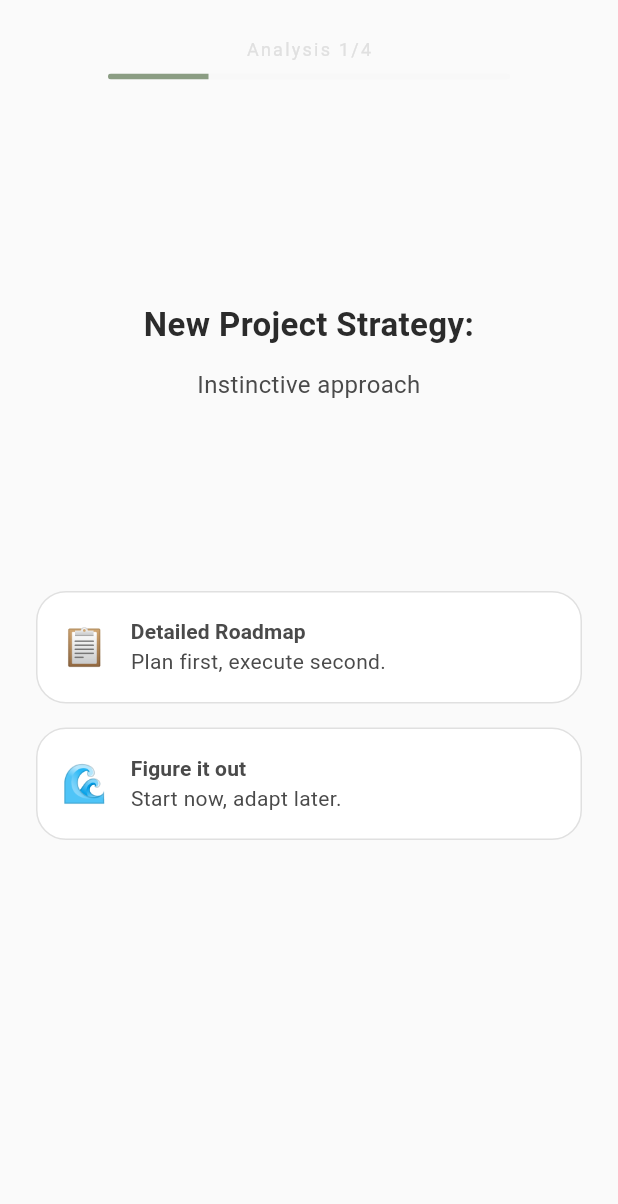
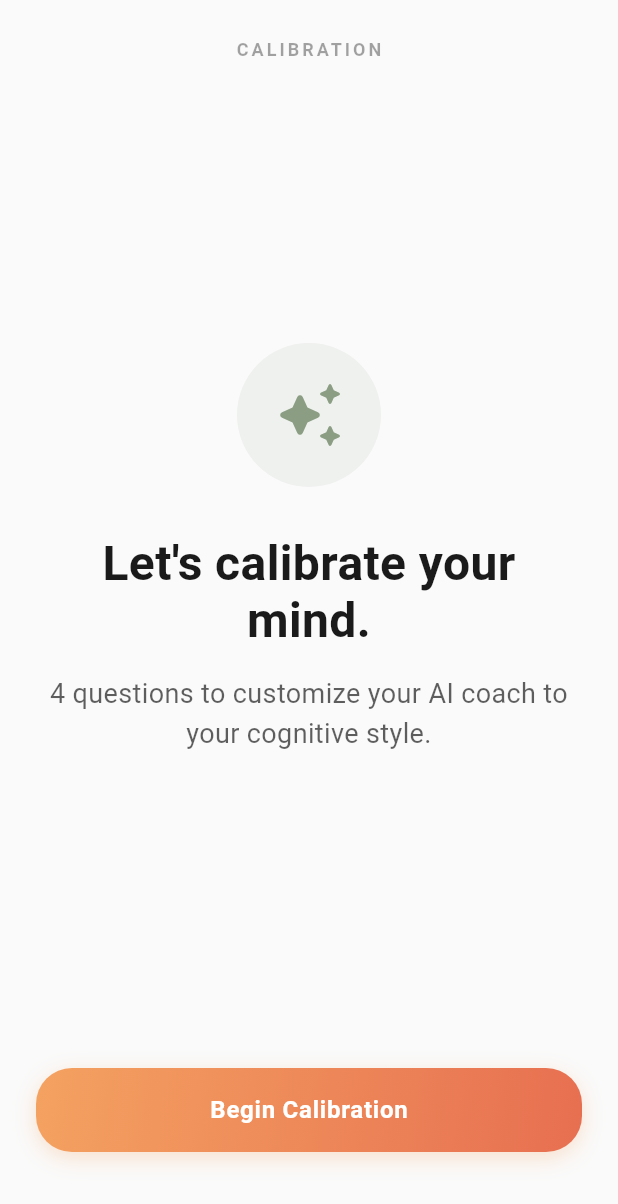
Before and after one commit to hashexplaindata/mindflow_ai_coach, a Flutter app: the screen it shows after launch, after a tap on "Analyze Me", on a phone screen of 412 x 824 dp. Shown: the top 1204 px of the screen. Run offline on Flutter 3.47's test engine with Material 3 defaults, Android fonts, the phone set to English and light mode, and no system bars; our stand-ins replace cloud_firestore, cloud_functions, firebase_auth, firebase_core, flutter_dotenv, flutter_riverpod and 3 more; missing offline and left inert: encrypt, purchases_flutter, purchases_ui_flutter; accounts and stored records are empty; Roboto replaces fonts that are missing (Fraunces).

Commit message:
feat: Add onboarding profiling screen with cognitive assessment, user profile, cognitive insights, and core theme.

```diff
--- a/lib/core/theme/mindflow_theme.dart
+++ b/lib/core/theme/mindflow_theme.dart
@@ -31,8 +31,8 @@ class MindFlowTheme {
   static const Color sageLight = Color(0xFFA8B8A0);
   static const Color sageDark = Color(0xFF6B7D63);
 
-  /// Obsidian - Softer than black, easier on eyes
-  static const Color obsidian = Color(0xFF2D2D2D);
+  /// Obsidian - Softer than black, easier on eyes (Updated to #1A1A1A for higher contrast)
+  static const Color obsidian = Color(0xFF1A1A1A);
   static const Color obsidianLight = Color(0xFF4A4A4A);
 
   /// Flow state indicator - Vibrant but not alarming
--- a/lib/features/onboarding/presentation/screens/profiling_screen.dart
+++ b/lib/features/onboarding/presentation/screens/profiling_screen.dart
@@ -33,7 +33,7 @@ class _ProfilingScreenState extends ConsumerState<ProfilingScreen>
   double _reactivity = 0.5;
   double _structure = 0.5;
 
-  int _currentIndex = 0;
+  int _currentIndex = 0; // 0 = Intro, 1-4 = Questions
   bool _isSaving = false;
 
   late AnimationController _fadeController;
@@ -43,12 +43,12 @@ class _ProfilingScreenState extends ConsumerState<ProfilingScreen>
   void initState() {
     super.initState();
     _fadeController = AnimationController(
-      duration: const Duration(milliseconds: 400),
+      duration: const Duration(milliseconds: 600),
       vsync: this,
     );
     _fadeAnimation = CurvedAnimation(
       parent: _fadeController,
-      curve: Curves.easeInOut,
+      curve: Curves.fastOutSlowIn,
     );
     _fadeController.forward();
   }
@@ -71,7 +71,7 @@ class _ProfilingScreenState extends ConsumerState<ProfilingScreen>
           _novelty = option.scoreImpact;
           break;
         case 'reactivity':
-        case 'volatility': // Keep legacy key support just in case, or map it
+        case 'volatility':
           _reactivity = option.scoreImpact;
           break;
         case 'structure':
@@ -82,7 +82,7 @@ class _ProfilingScreenState extends ConsumerState<ProfilingScreen>
 
     // Short delay before advancing
     Future.delayed(const Duration(milliseconds: 300), () {
-      if (_currentIndex < OnboardingQuestions.questions.length - 1) {
+      if (_currentIndex < OnboardingQuestions.questions.length) {
         _goToNext();
       } else {
         _completeOnboarding();
@@ -93,8 +93,8 @@ class _ProfilingScreenState extends ConsumerState<ProfilingScreen>
   void _goToNext() {
     _fadeController.reverse().then((_) {
       _pageController.nextPage(
-        duration: const Duration(milliseconds: 400),
-        curve: Curves.easeInOut,
+        duration: const Duration(milliseconds: 500),
+        curve: Curves.easeInOutCubic,
       );
       setState(() {
         _currentIndex++;
@@ -107,8 +107,8 @@ class _ProfilingScreenState extends ConsumerState<ProfilingScreen>
     if (_currentIndex > 0) {
       _fadeController.reverse().then((_) {
         _pageController.previousPage(
-          duration: const Duration(milliseconds: 400),
-          curve: Curves.easeInOut,
+          duration: const Duration(milliseconds: 500),
+          curve: Curves.easeInOutCubic,
         );
         setState(() {
           _currentIndex--;
@@ -139,62 +139,70 @@ class _ProfilingScreenState extends ConsumerState<ProfilingScreen>
         _isSaving = false;
       });
 
-      // Navigate to result
-      Navigator.of(context).pushReplacement(
-        MaterialPageRoute(
-          builder: (context) =>
-              ProfileResultScreen(vector: vector, onStart: widget.onComplete),
-        ),
-      );
+      // The Artist Protocol: Direct fade to Chat (Home)
+      Navigator.of(context).pushReplacementNamed('/home');
     }
   }
 
   @override
   Widget build(BuildContext context) {
     const questions = OnboardingQuestions.questions;
-    final progress = (_currentIndex + 1) / questions.length;
+    final totalSteps = questions.length + 1; // Intro + 4 Questions
 
     return Scaffold(
+      backgroundColor: const Color(0xFFFAFAFA), // Strict Protocol
       body: SafeArea(
         child: Column(
           children: [
-            // Header
+            // Header (Progress)
             Padding(
-              padding: const EdgeInsets.all(AppSpacing.screenPadding),
+              padding: const EdgeInsets.symmetric(
+                horizontal: AppSpacing.screenPadding,
+                vertical: AppSpacing.spacing24,
+              ),
               child: Row(
                 children: [
                   if (_currentIndex > 0)
                     IconButton(
-                      icon: const Icon(Icons.arrow_back_ios_rounded),
+                      icon: const Icon(Icons.arrow_back_ios_rounded, size: 20),
                       onPressed: _goToPrevious,
-                      color: AppColors.neutralDark,
+                      color: MindFlowTheme.obsidian,
                     )
                   else
-                    const SizedBox(width: 48),
+                    const SizedBox(width: 48), // Balance for title centering
+
                   Expanded(
                     child: Column(
                       children: [
                         Text(
-                          'Analysis ${_currentIndex + 1}/${questions.length}',
-                          style: AppTextStyles.caption
-                              .copyWith(letterSpacing: 1.5),
+                          _currentIndex == 0
+                              ? 'CALIBRATION'
+                              : 'STEP $_currentIndex / ${questions.length}',
+                          style: AppTextStyles.caption.copyWith(
+                            letterSpacing: 2.0,
+                            color: MindFlowTheme.obsidian.withOpacity(0.4),
+                            fontWeight: FontWeight.w600,
                           ),
-                        const SizedBox(height: AppSpacing.spacing8),
+                        ),
+                        if (_currentIndex > 0) ...[
+                          const SizedBox(height: AppSpacing.spacing16),
                           ClipRRect(
-                          borderRadius: BorderRadius.circular(4),
+                            borderRadius: BorderRadius.circular(2),
                             child: LinearProgressIndicator(
-                            value: progress,
-                            backgroundColor: AppColors.neutralLight,
+                              value: (_currentIndex) /
+                                  questions.length, // 1/4 to 4/4
+                              backgroundColor: const Color(0xFFEEEEEE),
                               valueColor: const AlwaysStoppedAnimation(
-                              MindFlowTheme.sage,
+                                MindFlowTheme.obsidian,
                               ),
-                            minHeight: 4,
+                              minHeight: 2,
                             ),
                           ),
                         ],
+                      ],
                     ),
                   ),
-                  const SizedBox(width: 48),
+                  const SizedBox(width: 48), // Balance
                 ],
               ),
             ),
@@ -204,14 +212,16 @@ class _ProfilingScreenState extends ConsumerState<ProfilingScreen>
               child: PageView.builder(
                 controller: _pageController,
                 physics: const NeverScrollableScrollPhysics(),
-                itemCount: questions.length,
+                itemCount: totalSteps,
                 itemBuilder: (context, index) {
-                  final question = questions[index];
                   return FadeTransition(
                     opacity: _fadeAnimation,
-                    child: _QuestionCard(
-                      question: question,
-                      onSelect: (option) => _selectOption(question, option),
+                    child: index == 0
+                        ? _IntroCard(onStart: _goToNext)
+                        : _QuestionCard(
+                            question: questions[index - 1],
+                            onSelect: (option) =>
+                                _selectOption(questions[index - 1], option),
                           ),
                   );
                 },
@@ -222,7 +232,8 @@ class _ProfilingScreenState extends ConsumerState<ProfilingScreen>
               const Padding(
                 padding: EdgeInsets.all(AppSpacing.spacing24),
                 child: CircularProgressIndicator(
-                  valueColor: AlwaysStoppedAnimation(MindFlowTheme.sage),
+                  valueColor: AlwaysStoppedAnimation(MindFlowTheme.obsidian),
+                  strokeWidth: 2,
                 ),
               ),
           ],
@@ -253,14 +264,17 @@ class _QuestionCard extends StatelessWidget {
           const Spacer(flex: 1),
           Text(
             question.question,
-            style: AppTextStyles.question,
+            style: AppTextStyles.question.copyWith(
+              color: MindFlowTheme.obsidian,
+              fontWeight: FontWeight.w600,
+            ),
             textAlign: TextAlign.center,
           ),
           const SizedBox(height: AppSpacing.spacing12),
           Text(
             question.subtitle,
             style: AppTextStyles.bodyMedium.copyWith(
-              color: AppColors.textSecondary,
+              color: MindFlowTheme.obsidian.withOpacity(0.6),
             ),
             textAlign: TextAlign.center,
           ),
@@ -275,6 +289,64 @@ class _QuestionCard extends StatelessWidget {
             );
           }),
           const Spacer(flex: 2),
+        ],
+      ),
+    );
+  }
+}
+
+class _IntroCard extends StatelessWidget {
+  const _IntroCard({required this.onStart});
+
+  final VoidCallback onStart;
+
+  @override
+  Widget build(BuildContext context) {
+    return Padding(
+      padding: const EdgeInsets.all(AppSpacing.screenPadding),
+      child: Column(
+        mainAxisAlignment: MainAxisAlignment.center,
+        children: [
+          const Spacer(flex: 2),
+          Container(
+            padding: const EdgeInsets.all(24),
+            decoration: BoxDecoration(
+              shape: BoxShape.circle,
+              color: MindFlowTheme.sage.withOpacity(0.1),
+            ),
+            child: const Icon(
+              Icons.auto_awesome_rounded,
+              size: 48,
+              color: MindFlowTheme.sage,
+            ),
+          ),
+          const SizedBox(height: 32),
+          const Text(
+            'Let\'s calibrate your mind.',
+            style: TextStyle(
+              fontFamily: 'Fraunces',
+              fontSize: 32,
+              fontWeight: FontWeight.bold,
+              color: MindFlowTheme.obsidian,
+              height: 1.2,
+            ),
+            textAlign: TextAlign.center,
+          ),
+          const SizedBox(height: 16),
+          Text(
+            '4 questions to customize your AI coach to your cognitive style.',
+            style: AppTextStyles.bodyLarge.copyWith(
+              color: MindFlowTheme.obsidian.withOpacity(0.7),
+              height: 1.5,
+            ),
+            textAlign: TextAlign.center,
+          ),
+          const Spacer(flex: 3),
+          AppButton(
+            text: 'Begin Calibration',
+            onPressed: onStart,
+          ),
+          const SizedBox(height: 32),
         ],
       ),
     );
@@ -317,13 +389,17 @@ class _OptionCard extends StatelessWidget {
                   children: [
                     Text(
                       option.label,
-                      style: AppTextStyles.label
-                          .copyWith(fontWeight: FontWeight.w600),
+                      style: AppTextStyles.label.copyWith(
+                        fontWeight: FontWeight.w600,
+                        color: MindFlowTheme.obsidian, // Strict Theme
+                      ),
                     ),
                     Text(
                       option.description,
-                      style: AppTextStyles.bodySmall
-                          .copyWith(color: AppColors.textSecondary),
+                      style: AppTextStyles.bodySmall.copyWith(
+                        color: MindFlowTheme.obsidian
+                            .withOpacity(0.6), // Strict Theme
+                      ),
                     ),
                   ],
                 ),
@@ -335,125 +411,3 @@ class _OptionCard extends StatelessWidget {
     );
   }
 }
-
-class ProfileResultScreen extends StatelessWidget {
-  const ProfileResultScreen({
-    super.key,
-    required this.vector,
-    this.onStart,
-  });
-
-  final PersonalityVector vector;
-  final void Function(PersonalityVector)? onStart;
-
-  @override
-  Widget build(BuildContext context) {
-    return Scaffold(
-      body: SafeArea(
-        child: Padding(
-          padding: EdgeInsets.all(AppSpacing.screenPadding),
-          child: Column(
-            crossAxisAlignment: CrossAxisAlignment.stretch,
-            children: [
-              const Spacer(flex: 1),
-
-              Text(
-                '🧠 Analysis Complete',
-                style: AppTextStyles.headingMedium,
-                textAlign: TextAlign.center,
-              ),
-              const SizedBox(height: AppSpacing.spacing8),
-              Text(
-                'Your Cognitive Vector',
-                style: TextStyle(
-                    fontFamily: 'DM Sans',
-                    fontSize: 16,
-                    color: AppColors.textSecondary),
-                textAlign: TextAlign.center,
-              ),
-
-              const Spacer(),
-
-              // Vector Visualization Card
-              MindFlowCard(
-                child: Column(
-                  children: [
-                    _TraitBar(
-                        'Structure', vector.structure, '🌊 Flow', '📋 Grid'),
-                    const SizedBox(height: 24),
-                    _TraitBar(
-                        'Novelty', vector.novelty, '🏠 Routine', '🌟 Seeker'),
-                    const SizedBox(height: 24),
-                    _TraitBar('Reactivity', vector.reactivity, '🤖 Stoic',
-                        '❤️‍🔥 Reactive'),
-                    const SizedBox(height: 24),
-                    _TraitBar('Discipline', vector.discipline, '⏰ Pressure',
-                        '✅ Order'),
-                  ],
-                ),
-              ),
-
-              const Spacer(flex: 2),
-
-              AppButton(
-                text: 'Enter MindFlow',
-                onPressed: () {
-                  if (onStart != null) {
-                    onStart!(vector);
-                  } else {
-                    // Force navigation if no callback
-                    Navigator.of(context).pushReplacementNamed('/home');
-                  }
-                },
-              ),
-              const SizedBox(height: AppSpacing.spacing24),
-            ],
-          ),
-        ),
-      ),
-    );
-  }
-}
-
-class _TraitBar extends StatelessWidget {
-  const _TraitBar(this.label, this.value, this.leftLabel, this.rightLabel);
-
-  final String label;
-  final double value;
-  final String leftLabel;
-  final String rightLabel;
-
-  @override
-  Widget build(BuildContext context) {
-    return Column(
-      children: [
-        Row(
-          mainAxisAlignment: MainAxisAlignment.spaceBetween,
-          children: [
-            Text(leftLabel,
-                style: const TextStyle(
-                    fontSize: 12, color: AppColors.textSecondary)),
-            Text(label.toUpperCase(),
-                style: const TextStyle(
-                    fontSize: 10,
-                    fontWeight: FontWeight.bold,
-                    letterSpacing: 1)),
-            Text(rightLabel,
-                style: const TextStyle(
-                    fontSize: 12, color: AppColors.textSecondary)),
-          ],
-        ),
-        const SizedBox(height: 8),
-        ClipRRect(
-          borderRadius: BorderRadius.circular(4),
-          child: LinearProgressIndicator(
-            value: value,
-            backgroundColor: AppColors.neutralLight,
-            valueColor: const AlwaysStoppedAnimation(MindFlowTheme.obsidian),
-            minHeight: 8,
-          ),
-        ),
-      ],
-    );
-  }
-}
```
Also changed, not shown: lib/features/profile/presentation/screens/cognitive_insights_screen.dart (added, +279 -0 lines), lib/features/profile/presentation/screens/profile_screen.dart (+35 -1 lines). Lines whose indentation alone changed are shown as unchanged.
